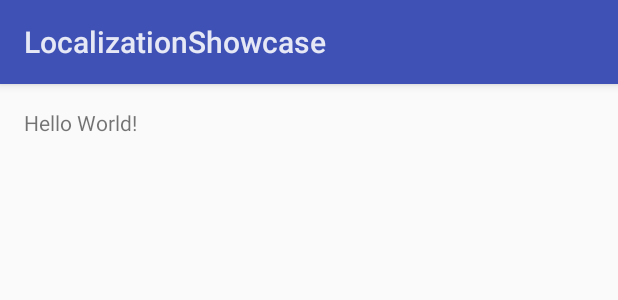
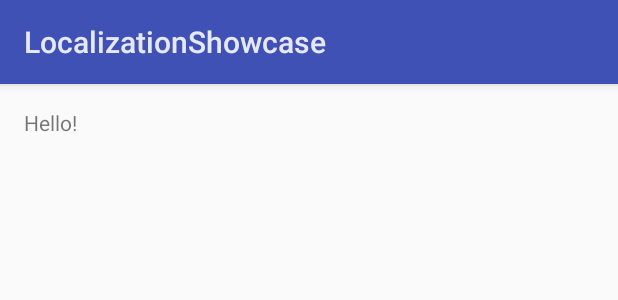
Before and after one commit to zsavely/OneLocale, an Android app: the layout activity_main.xml on its own in the app's theme, with its tools: preview values and no code run, on a phone screen of 412 x 824 dp. Shown: the top 300 px of the screen. Run offline under Robolectric (Android 15) with nearby library versions, the phone set to English and light mode, and no system bars.

Commit message:
Included greeting string in the layout.

```diff
--- a/app/src/main/res/layout/activity_main.xml
+++ b/app/src/main/res/layout/activity_main.xml
@@ -13,5 +13,5 @@
   <TextView
     android:layout_width="wrap_content"
     android:layout_height="wrap_content"
-    android:text="Hello World!"/>
+    android:text="@string/greeting"/>
 </RelativeLayout>
```
